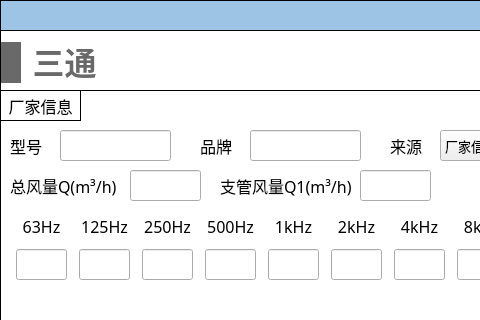
This is NoiseCalSoft/inputDialog/dialog_tee.ui in haobana/NoiCal as Qt 5 draws it before an edit; both pictures show x 0 to 480 and y 0 to 320 of the 571 by 571 pixel window. The edited form follows.
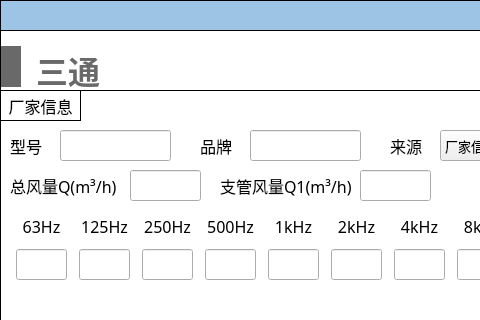
This is the edited form. Icons and pictures are not drawn.

```diff
--- a/NoiseCalSoft/inputDialog/dialog_tee.ui
+++ b/NoiseCalSoft/inputDialog/dialog_tee.ui
@@ -90,8 +90,8 @@
      <rect>
       <x>1</x>
       <y>10</y>
-      <width>101</width>
-      <height>45</height>
+      <width>108</width>
+      <height>54</height>
      </rect>
     </property>
     <layout class="QHBoxLayout" name="horizontalLayout_30">
@@ -126,6 +126,7 @@
         <font>
          <family>Microsoft YaHei</family>
          <pointsize>24</pointsize>
+         <weight>75</weight>
          <bold>true</bold>
         </font>
        </property>
```
Left out of the diff: 17 changed lines with no effect on the pictures.
